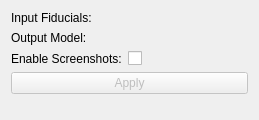
Before: the Qt Designer form FiducialsToSurface/Resources/UI/FiducialsToSurface.ui in SlicerCBM/SlicerCBM, drawn with Qt 5.
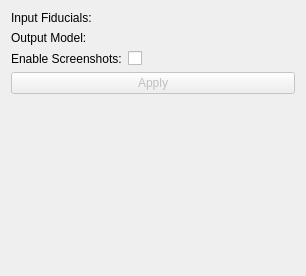
After: the same form once the commit is applied. Custom widgets are drawn as their Qt base class.

Commit message: Update to match latest Slicer Python scripted module template

Diff of the .ui file:
```diff
--- a/FiducialsToSurface/Resources/UI/FiducialsToSurface.ui
+++ b/FiducialsToSurface/Resources/UI/FiducialsToSurface.ui
@@ -6,8 +6,8 @@
    <rect>
     <x>0</x>
     <y>0</y>
-    <width>259</width>
-    <height>120</height>
+    <width>306</width>
+    <height>276</height>
    </rect>
   </property>
   <layout class="QFormLayout" name="formLayout">
@@ -48,6 +48,9 @@
    </item>
    <item row="1" column="1">
     <widget class="qMRMLNodeComboBox" name="outputSelector">
+     <property name="enabled">
+      <bool>false</bool>
+     </property>
      <property name="toolTip">
       <string>Pick the output to the algorithm.</string>
      </property>
@@ -100,6 +103,19 @@
      </property>
     </widget>
    </item>
+   <item row="4" column="0" colspan="2">
+    <spacer name="verticalSpacer">
+     <property name="orientation">
+      <enum>Qt::Vertical</enum>
+     </property>
+     <property name="sizeHint" stdset="0">
+      <size>
+       <width>20</width>
+       <height>40</height>
+      </size>
+     </property>
+    </spacer>
+   </item>
   </layout>
  </widget>
  <customwidgets>
@@ -108,6 +124,12 @@
    <extends>QWidget</extends>
    <header>qMRMLNodeComboBox.h</header>
   </customwidget>
+  <customwidget>
+   <class>qMRMLWidget</class>
+   <extends>QWidget</extends>
+   <header>qMRMLWidget.h</header>
+   <container>1</container>
+  </customwidget>
  </customwidgets>
  <resources/>
  <connections/>
```
Left out of the diff: 73 changed lines with no effect on the pictures. The commit also changes 1 other file.
